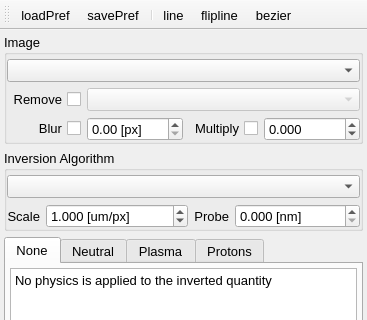
Qt form UIs/nIntegralInversion.ui (NeutrinoToolkit/Neutrino) before a commit; both pictures show x 0 to 367 and y 0 to 320 of the 367 by 504 pixel window.
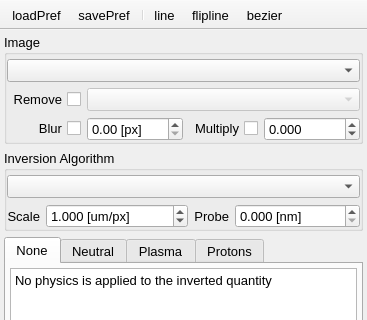
The same form after that commit. Icons and pictures are not drawn.

```diff
--- a/UIs/nIntegralInversion.ui
+++ b/UIs/nIntegralInversion.ui
@@ -6,7 +6,7 @@
    <rect>
     <x>0</x>
     <y>0</y>
-    <width>361</width>
+    <width>366</width>
     <height>504</height>
    </rect>
   </property>
@@ -611,6 +611,9 @@
    <property name="windowTitle">
     <string>toolBar</string>
    </property>
+   <property name="movable">
+    <bool>false</bool>
+   </property>
    <property name="iconSize">
     <size>
      <width>20</width>
```
Left out of the diff: 70 changed lines with no effect on the pictures.
